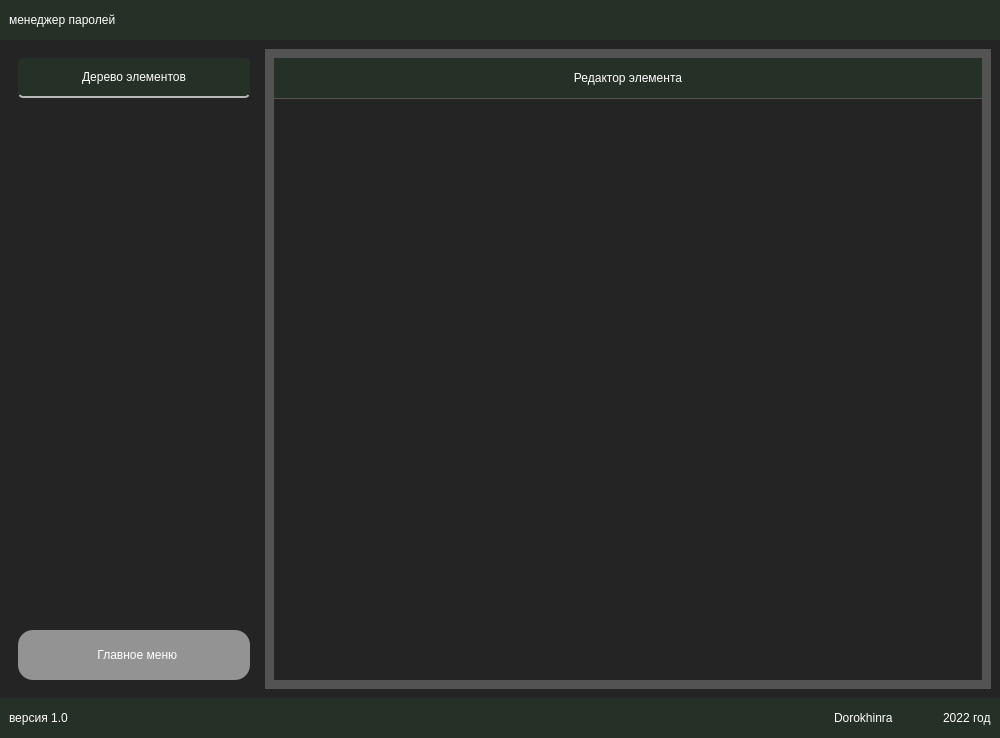
The window that gui/windows/main_ui.ui (dorokhinra/save_password) describes before a commit, drawn with Qt 5.
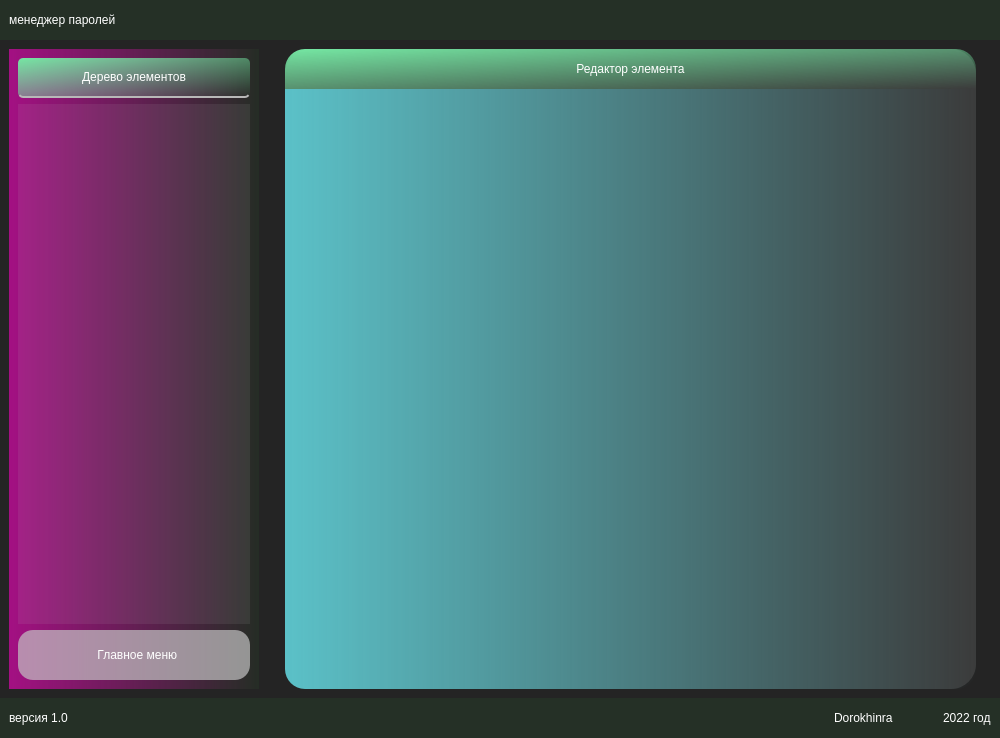
The same window after the commit. The open tabs and pages were chosen to show the change. Icons and pictures are not drawn.

What changed in the file:
```diff
--- a/gui/windows/main_ui.ui
+++ b/gui/windows/main_ui.ui
@@ -2414,6 +2414,11 @@
                <height>16777215</height>
               </size>
              </property>
+             <property name="styleSheet">
+              <string notr="true">#frame_12 {
+	background-image: url(:/images/fon_menu.png);
+}</string>
+             </property>
              <property name="frameShape">
               <enum>QFrame::StyledPanel</enum>
              </property>
@@ -2421,6 +2426,76 @@
               <enum>QFrame::Raised</enum>
              </property>
              <layout class="QVBoxLayout" name="verticalLayout_18">
+              <property name="spacing">
+               <number>0</number>
+              </property>
+              <property name="leftMargin">
+               <number>0</number>
+              </property>
+              <property name="topMargin">
+               <number>0</number>
+              </property>
+              <property name="rightMargin">
+               <number>0</number>
+              </property>
+              <property name="bottomMargin">
+               <number>0</number>
+              </property>
+              <item>
+               <widget class="QFrame" name="frame_26">
+                <property name="minimumSize">
+                 <size>
+                  <width>0</width>
+                  <height>100</height>
+                 </size>
+                </property>
+                <property name="styleSheet">
+                 <string notr="true">#frame_26 {
+background-color: rgba(37, 48, 38, 0.8);
+}</string>
+                </property>
+                <property name="frameShape">
+                 <enum>QFrame::StyledPanel</enum>
+                </property>
+                <property name="frameShadow">
+                 <enum>QFrame::Raised</enum>
+                </property>
+                <layout class="QVBoxLayout" name="verticalLayout_29">
+                 <property name="spacing">
+                  <number>2</number>
+                 </property>
+                 <property name="leftMargin">
+                  <number>0</number>
+                 </property>
+                 <property name="topMargin">
+                  <number>0</number>
+                 </property>
+                 <property name="rightMargin">
+                  <number>0</number>
+                 </property>
+                 <property name="bottomMargin">
+                  <number>0</number>
+                 </property>
+                 <item>
+                  <widget class="QFrame" name="frame_25">
+                   <property name="minimumSize">
+                    <size>
+                     <width>0</width>
+                     <height>40</height>
+                    </size>
+                   </property>
+                   <property name="styleSheet">
+                    <string notr="true">#frame_25 {
+ background-color: qlineargradient(spread:pad, x1:0, y1:0, x2:1, y2:0, stop:0 rgba(164, 16, 131, 1), stop:1 rgba(164, 16, 131, 0));
+}</string>
+                   </property>
+                   <property name="frameShape">
+                    <enum>QFrame::StyledPanel</enum>
+                   </property>
+                   <property name="frameShadow">
+                    <enum>QFrame::Raised</enum>
+                   </property>
+                   <layout class="QVBoxLayout" name="verticalLayout_28">
               <item>
                <widget class="QLabel" name="label_17">
                 <property name="minimumSize">
@@ -2432,7 +2507,7 @@
                 <property name="styleSheet">
                  <string notr="true">font: 12pt &quot;Sans Serif&quot;;
 border-bottom: 2px   solid rgb(184, 184, 184);
-background-color: rgba(37, 48, 38, 1);
+background-color: qlineargradient(spread:pad, x1:0, y1:0, x2:1, y2:1, stop:0 rgba(117, 231, 163, 1), stop:1 rgba(117, 231, 163, 0));
 border-radius: 5px;</string>
                 </property>
                 <property name="text">
@@ -2444,7 +2519,11 @@
                </widget>
               </item>
               <item>
-               <widget class="QTreeView" name="treeView_2"/>
+                     <widget class="QTreeView" name="treeView_2">
+                      <property name="styleSheet">
+                       <string notr="true">background-color: rgba(193, 193, 193, 0.1);</string>
+                      </property>
+                     </widget>
               </item>
               <item>
                <widget class="QPushButton" name="main_menu_page_edit_btn">
@@ -2481,16 +2560,36 @@
                </widget>
               </item>
              </layout>
-             <zorder>main_menu_page_edit_btn</zorder>
-             <zorder>treeView_2</zorder>
-             <zorder>label_17</zorder>
-            </widget>
+                  </widget>
+                 </item>
+                </layout>
+               </widget>
+              </item>
+             </layout>
+            </widget>
+           </item>
+           <item>
+            <spacer name="horizontalSpacer_11">
+             <property name="orientation">
+              <enum>Qt::Horizontal</enum>
+             </property>
+             <property name="sizeType">
+              <enum>QSizePolicy::Fixed</enum>
+             </property>
+             <property name="sizeHint" stdset="0">
+              <size>
+               <width>20</width>
+               <height>10</height>
+              </size>
+             </property>
+            </spacer>
            </item>
            <item>
             <widget class="QFrame" name="frame_13">
              <property name="styleSheet">
-              <string notr="true">#frame_13{
-	background-color: rgba(195, 195, 195, 0.3);
+              <string notr="true">#frame_13{	
+	background-image: url(:/images/fon_table.png);
+	border-radius: 25px;
 }</string>
              </property>
              <property name="frameShape">
@@ -2501,7 +2600,49 @@
              </property>
              <layout class="QVBoxLayout" name="verticalLayout_17">
               <property name="spacing">
-               <number>1</number>
+               <number>0</number>
+              </property>
+              <property name="leftMargin">
+               <number>0</number>
+              </property>
+              <property name="topMargin">
+               <number>0</number>
+              </property>
+              <property name="rightMargin">
+               <number>0</number>
+              </property>
+              <property name="bottomMargin">
+               <number>0</number>
+              </property>
+              <item>
+               <widget class="QFrame" name="frame_23">
+                <property name="styleSheet">
+                 <string notr="true">#frame_23 {
+	background-color: rgba(65, 65, 65, 0.8);
+border-radius: 25px;
+}</string>
+                </property>
+                <property name="frameShape">
+                 <enum>QFrame::StyledPanel</enum>
+                </property>
+                <property name="frameShadow">
+                 <enum>QFrame::Raised</enum>
+                </property>
+                <layout class="QVBoxLayout" name="verticalLayout_27">
+                 <property name="spacing">
+                  <number>0</number>
+                 </property>
+                 <property name="leftMargin">
+                  <number>0</number>
+                 </property>
+                 <property name="topMargin">
+                  <number>0</number>
+                 </property>
+                 <property name="rightMargin">
+                  <number>0</number>
+                 </property>
+                 <property name="bottomMargin">
+                  <number>0</number>
               </property>
               <item>
                <widget class="QLabel" name="label_18">
@@ -2518,8 +2659,10 @@
                  </size>
                 </property>
                 <property name="styleSheet">
-                 <string notr="true">font: 12pt &quot;Sans Serif&quot;;
-background-color: rgba(37, 48, 38, 1);
+                    <string notr="true">background-color: qlineargradient(spread:pad, x1:0, y1:0, x2:1, y2:1, stop:0 rgba(117, 231, 163, 1), stop:1 rgba(117, 231, 163, 0));
+font: 12pt &quot;Sans Serif&quot;;
+border-top-left-radius: 20px;
+border-top-right-radius: 20px;
 </string>
                 </property>
                 <property name="text">
@@ -2532,6 +2675,13 @@
               </item>
               <item>
                <widget class="QFrame" name="frame_14">
+                   <property name="styleSheet">
+                    <string notr="true">#frame_14{
+ background-color: qlineargradient(spread:pad, x1:0, y1:0, x2:1, y2:0, stop:0 rgba(91, 193, 200, 1), stop:1 rgba(91, 193, 200, 0));
+border-bottom-left-radius: 20px;
+border-bottom-right-radius: 20px;
+}</string>
+                   </property>
                 <property name="frameShape">
                  <enum>QFrame::StyledPanel</enum>
                 </property>
@@ -2542,6 +2692,25 @@
               </item>
              </layout>
             </widget>
+              </item>
+             </layout>
+            </widget>
+           </item>
+           <item>
+            <spacer name="horizontalSpacer_12">
+             <property name="orientation">
+              <enum>Qt::Horizontal</enum>
+             </property>
+             <property name="sizeType">
+              <enum>QSizePolicy::Fixed</enum>
+             </property>
+             <property name="sizeHint" stdset="0">
+              <size>
+               <width>15</width>
+               <height>20</height>
+              </size>
+             </property>
+            </spacer>
            </item>
           </layout>
          </widget>
```
Left out of the diff: 4 changed lines with no effect on the pictures. Lines whose indentation alone changed are shown as unchanged.
